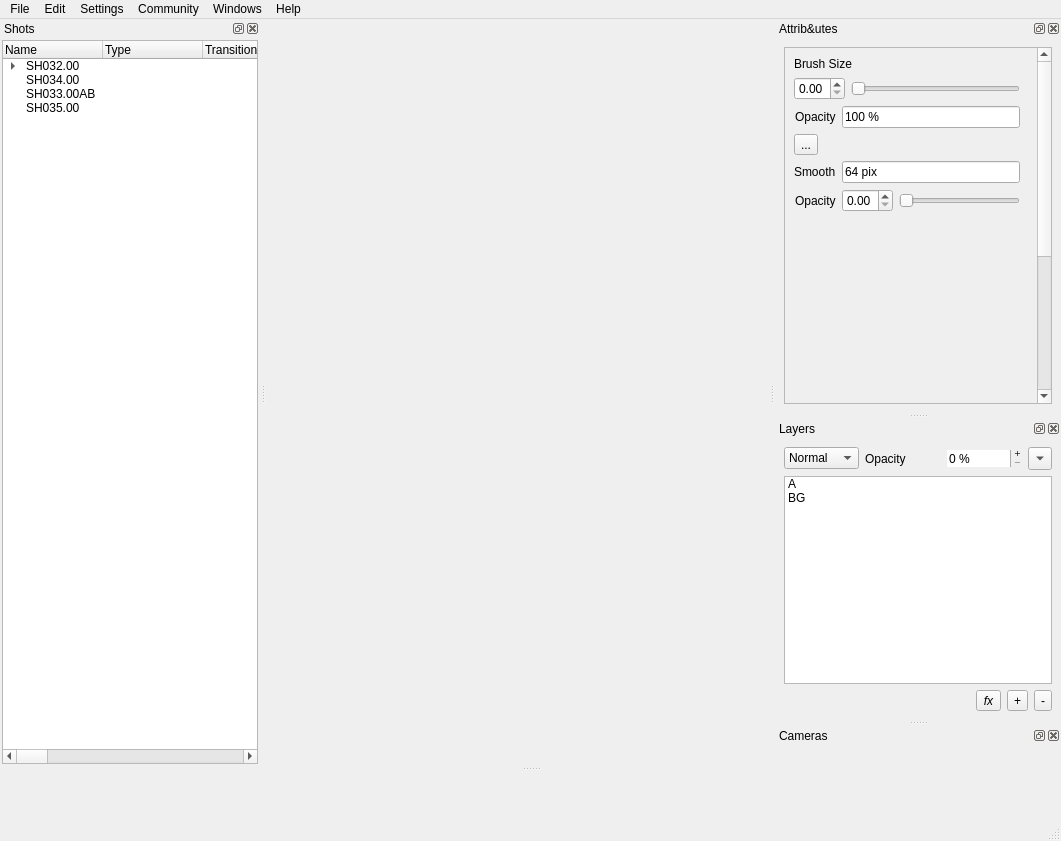
First picture: the form in BoarderMainWindow.ui, repository GameFusion/B-Line, before the edit.
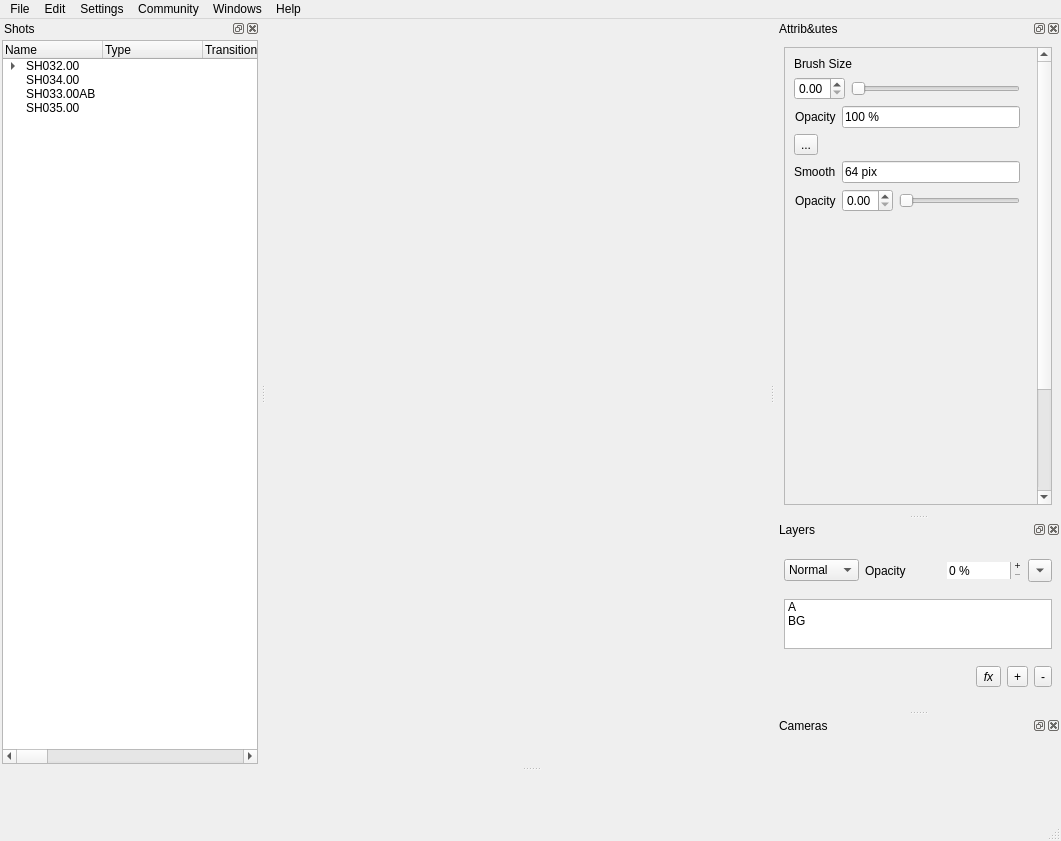
Second picture: the form after the edit. Icons and pictures are not drawn.

Commit message:
Improve camera side panel UI and add support for easing options
- Added QScrollArea to allow scrolling for form fields
- Limited height of QListWidget and enabled shrinking with QSizePolicy
- Applied consistent font styling across UI elements
- Added "Ease In" and "Ease Out" QSpinBox controls for Bezier easing
- Hooked up valueChanged() signals for new easing inputs
- Conditionally show/hide ease-in/out fields based on selected easing type
- Minor layout tweaks in BoarderMainWindow.ui to support new sizing behavior

Patch:
```diff
--- a/BoarderMainWindow.ui
+++ b/BoarderMainWindow.ui
@@ -782,10 +782,16 @@
    </widget>
   </widget>
   <widget class="QDockWidget" name="dockCameraAndLayers">
+   <property name="sizePolicy">
+    <sizepolicy hsizetype="Minimum" vsizetype="Minimum">
+     <horstretch>0</horstretch>
+     <verstretch>0</verstretch>
+    </sizepolicy>
+   </property>
    <property name="minimumSize">
     <size>
-     <width>275</width>
-     <height>200</height>
+     <width>280</width>
+     <height>0</height>
     </size>
    </property>
    <property name="floating">
@@ -853,6 +859,18 @@
      </item>
      <item>
       <widget class="QListWidget" name="listWidget">
+       <property name="sizePolicy">
+        <sizepolicy hsizetype="Minimum" vsizetype="Minimum">
+         <horstretch>0</horstretch>
+         <verstretch>0</verstretch>
+        </sizepolicy>
+       </property>
+       <property name="maximumSize">
+        <size>
+         <width>16777215</width>
+         <height>50</height>
+        </size>
+       </property>
        <item>
         <property name="text">
          <string>A</string>
```
The commit also changes 4 other files.
